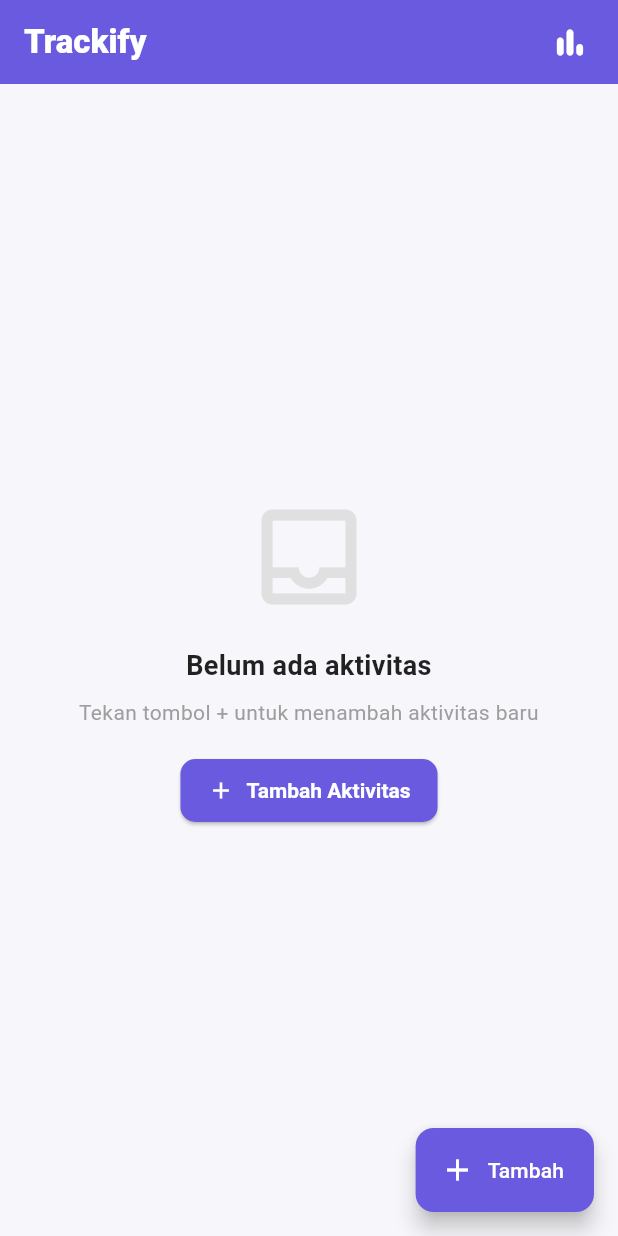
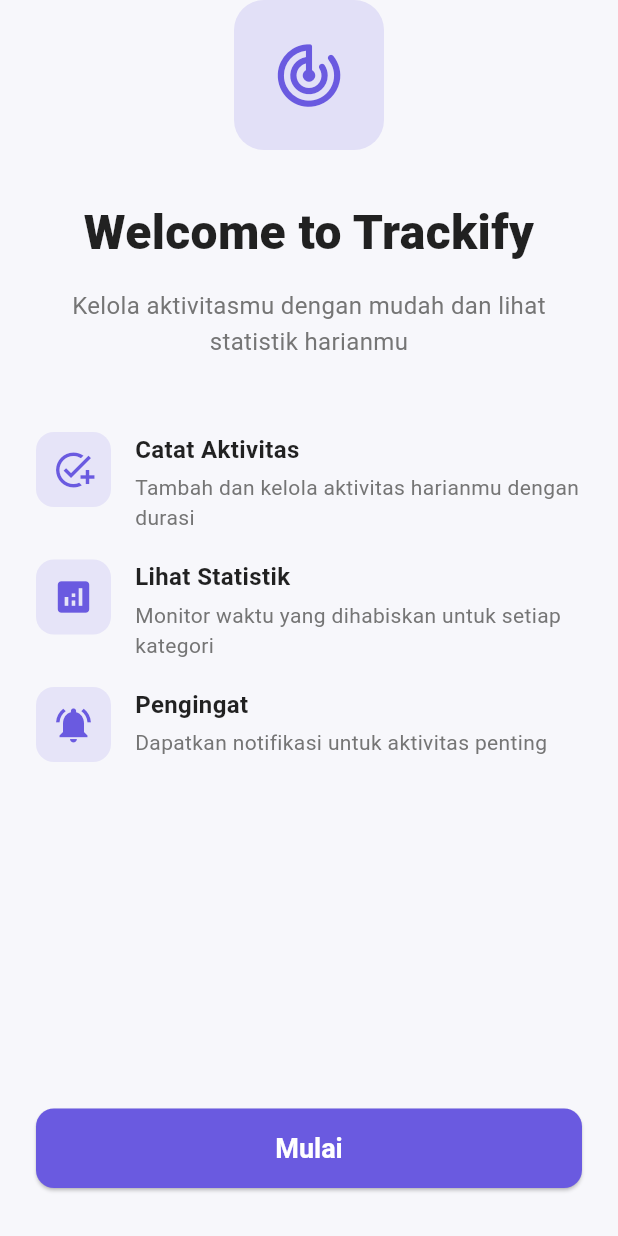
Before and after one commit to nailazza/trackify-app, a Flutter app: the screen it shows after launch, on a phone screen of 412 x 824 dp. Run offline on Flutter 3.47's test engine with Material 3 defaults, Android fonts, the light colour scheme and no system bars; our stand-ins replace supabase_flutter; accounts and stored records are empty.

Commit message:
UPDATE PAGES

```diff
--- a/lib/pages/home_page.dart
+++ b/lib/pages/home_page.dart
@@ -47,16 +47,6 @@
             color: Colors.white,
           ),
         ),
-        actions: [
-          IconButton(
-            tooltip: 'Dashboard',
-            icon: const Icon(Icons.bar_chart_rounded, size: 26),
-            onPressed: () {
-              Navigator.pushNamed(context, '/dashboard');
-            },
-          ),
-          const SizedBox(width: 8),
-        ],
       ),
 
       body: loading
--- /dev/null
+++ b/lib/pages/welcome_page.dart
@@ -0,0 +1,157 @@
+import 'package:flutter/material.dart';
+import '../utils/colors.dart';
+
+class WelcomePage extends StatelessWidget {
+  const WelcomePage({super.key});
+
+  @override
+  Widget build(BuildContext context) {
+    return Scaffold(
+      backgroundColor: AppColors.bg,
+      body: SingleChildScrollView(
+        child: SizedBox(
+          height: MediaQuery.of(context).size.height,
+          child: Padding(
+            padding: const EdgeInsets.symmetric(horizontal: 24.0),
+            child: Column(
+              mainAxisAlignment: MainAxisAlignment.center,
+              crossAxisAlignment: CrossAxisAlignment.center,
+              children: [
+                // Logo or Icon
+                Container(
+                  width: 100,
+                  height: 100,
+                  decoration: BoxDecoration(
+                    color: AppColors.primary.withOpacity(0.15),
+                    borderRadius: BorderRadius.circular(20),
+                  ),
+                  child: Icon(
+                    Icons.track_changes_rounded,
+                    size: 50,
+                    color: AppColors.primary,
+                  ),
+                ),
+                const SizedBox(height: 32),
+
+                // Title
+                const Text(
+                  'Welcome to Trackify',
+                  textAlign: TextAlign.center,
+                  style: TextStyle(
+                    fontSize: 32,
+                    fontWeight: FontWeight.w800,
+                    color: Colors.black87,
+                  ),
+                ),
+                const SizedBox(height: 14),
+
+                // Description
+                Text(
+                  'Kelola aktivitasmu dengan mudah dan lihat statistik harianmu',
+                  textAlign: TextAlign.center,
+                  style: TextStyle(
+                    fontSize: 16,
+                    color: Colors.grey[600],
+                    height: 1.5,
+                  ),
+                ),
+                const SizedBox(height: 48),
+
+                // Features List
+                _featureItem(
+                  icon: Icons.add_task,
+                  title: 'Catat Aktivitas',
+                  subtitle:
+                      'Tambah dan kelola aktivitas harianmu dengan durasi',
+                ),
+                const SizedBox(height: 18),
+                _featureItem(
+                  icon: Icons.analytics,
+                  title: 'Lihat Statistik',
+                  subtitle:
+                      'Monitor waktu yang dihabiskan untuk setiap kategori',
+                ),
+                const SizedBox(height: 18),
+                _featureItem(
+                  icon: Icons.notifications_active,
+                  title: 'Pengingat',
+                  subtitle: 'Dapatkan notifikasi untuk aktivitas penting',
+                ),
+                const Spacer(),
+
+                // Start Button
+                SizedBox(
+                  width: double.infinity,
+                  child: ElevatedButton(
+                    style: ElevatedButton.styleFrom(
+                      backgroundColor: AppColors.primary,
+                      padding: const EdgeInsets.symmetric(vertical: 16),
+                      shape: RoundedRectangleBorder(
+                        borderRadius: BorderRadius.circular(12),
+                      ),
+                    ),
+                    onPressed: () {
+                      Navigator.pushReplacementNamed(context, '/main_home');
+                    },
+                    child: const Text(
+                      'Mulai',
+                      style: TextStyle(
+                        fontSize: 18,
+                        fontWeight: FontWeight.w700,
+                        color: Colors.white,
+                      ),
+                    ),
+                  ),
+                ),
+                const SizedBox(height: 32),
+              ],
+            ),
+          ),
+        ),
+      ),
+    );
+  }
+
+  Widget _featureItem({
+    required IconData icon,
+    required String title,
+    required String subtitle,
+  }) {
+    return Row(
+      crossAxisAlignment: CrossAxisAlignment.start,
+      children: [
+        Container(
+          width: 50,
+          height: 50,
+          decoration: BoxDecoration(
+            color: AppColors.primary.withOpacity(0.12),
+            borderRadius: BorderRadius.circular(12),
+          ),
+          alignment: Alignment.center,
+          child: Icon(icon, color: AppColors.primary, size: 28),
+        ),
+        const SizedBox(width: 16),
+        Expanded(
+          child: Column(
+            crossAxisAlignment: CrossAxisAlignment.start,
+            children: [
+              Text(
+                title,
+                style: const TextStyle(
+                  fontSize: 16,
+                  fontWeight: FontWeight.w700,
+                  color: Colors.black87,
+                ),
+              ),
+              const SizedBox(height: 4),
+              Text(
+                subtitle,
+                style: TextStyle(fontSize: 14, color: Colors.grey[600]),
+              ),
+            ],
+          ),
+        ),
+      ],
+    );
+  }
+}
--- a/lib/routes/app_routes.dart
+++ b/lib/routes/app_routes.dart
@@ -1,13 +1,15 @@
 import 'package:flutter/material.dart';
-import '../pages/home_page.dart';
 import '../pages/add_activity_page.dart';
 import '../pages/detail_activity_page.dart';
 import '../pages/edit_activity_page.dart';
 import '../pages/dashboard_page.dart';
+import '../pages/welcome_page.dart';
+import '../pages/main_home_page.dart';
 import '../models/activity.dart';
 
 class AppRoutes {
-  static const home = '/';
+  static const welcome = '/';
+  static const mainHome = '/main_home';
   static const addActivity = '/add';
   static const detailActivity = '/detail';
   static const editActivity = '/edit';
@@ -15,8 +17,11 @@
 
   static Route<dynamic> generateRoute(RouteSettings settings) {
     switch (settings.name) {
-      case home:
-        return MaterialPageRoute(builder: (_) => const HomePage());
+      case welcome:
+        return MaterialPageRoute(builder: (_) => const WelcomePage());
+
+      case mainHome:
+        return MaterialPageRoute(builder: (_) => const MainHomePage());
 
       case addActivity:
         return MaterialPageRoute(builder: (_) => const AddActivityPage());
```
Also changed, not shown: lib/pages/detail_page.dart (deleted, +0 -56 lines), lib/pages/main_home_page.dart (added, +64 -0 lines), lib/models/category.dart (deleted), lib/models/reminder.dart (deleted).
